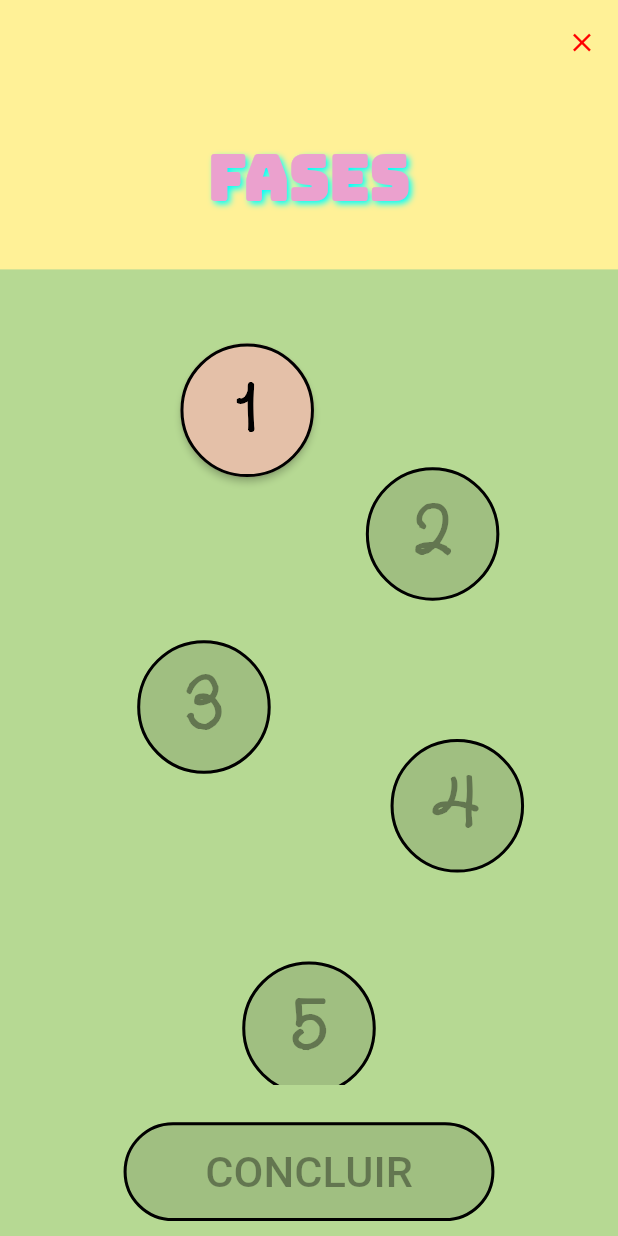
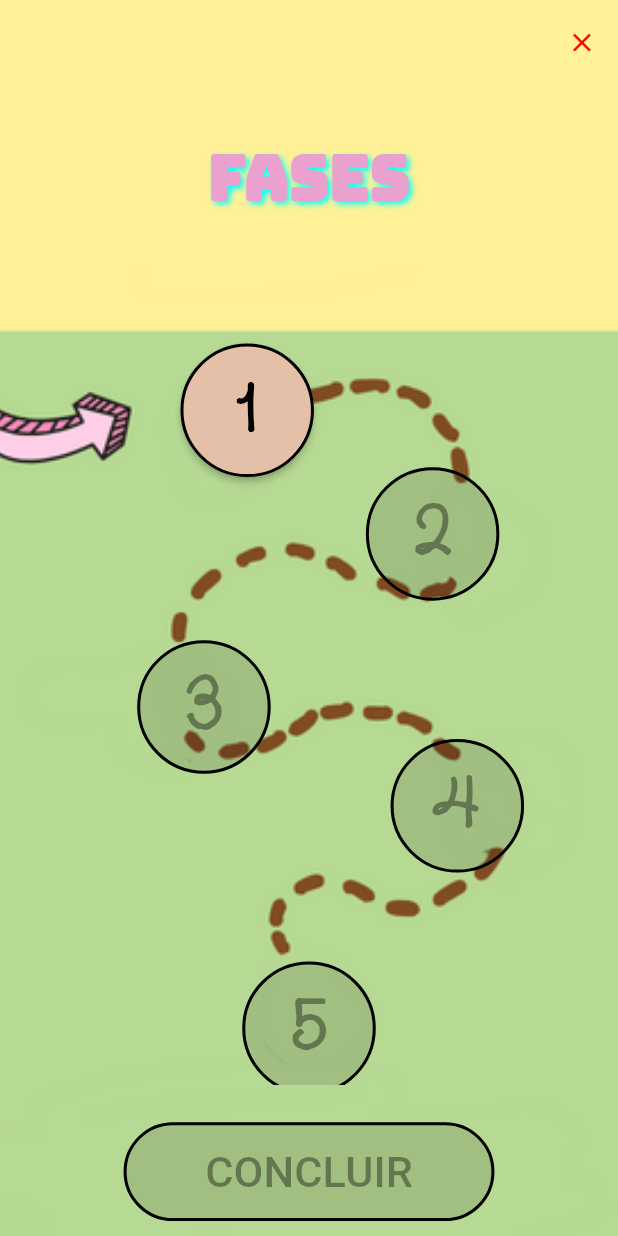
Before and after one commit to anegrizotti/math_color, a Flutter app: the LevelsScreen screen opened directly, on a phone screen of 412 x 824 dp. Run offline on Flutter 3.47's test engine with Material 2 defaults, Android fonts, the light colour scheme and no system bars; our stand-ins replace just_audio, sqflite; missing offline and left inert: floodfill_image, panara_dialogs; accounts and stored records are empty.

Commit message:
ajustado tela caminho

```diff
--- a/lib/pages/levels_screen.dart
+++ b/lib/pages/levels_screen.dart
@@ -58,9 +58,8 @@ class LevelsScreen extends StatelessWidget {
     }
 
     return Scaffold(
-      backgroundColor: Color(0xFFB6D993),
       appBar: AppBar(
-        backgroundColor: Color(0xFFFFF197),
+        backgroundColor: Color(0xFFFFF197), // Torna a AppBar transparente
         elevation: 0,
         automaticallyImplyLeading: false,
         actions: [
@@ -91,7 +90,14 @@ class LevelsScreen extends StatelessWidget {
           ),
         ],
       ),
-      body: Column(
+      body: Container(
+        decoration: BoxDecoration(
+          image: DecorationImage(
+            image: AssetImage('lib/assets/imagens/pagesImages/telaCaminho.png'),
+            fit: BoxFit.cover,
+          ),
+        ),
+      child: Column(
         children: [
           Container(
             height: screenHeight * 0.15,
@@ -188,6 +194,6 @@ class LevelsScreen extends StatelessWidget {
           ),
         ],
       ),
-    );
+    ));
   }
 }
--- a/pubspec.yaml
+++ b/pubspec.yaml
@@ -67,6 +67,7 @@ flutter:
     - lib/assets/imagens/pagesImages/divisao.png
     - lib/assets/imagens/pagesImages/tempo.png
     - lib/assets/imagens/pagesImages/dinheiro.png
+    - lib/assets/imagens/pagesImages/telaCaminho.png
     - lib/assets/imagens/colorImages/astronauta.png
     - lib/assets/imagens/colorImages/cachorro1.png
     - lib/assets/imagens/colorImages/cachorro2.png
```
Also changed, not shown: lib/assets/imagens/pagesImages/telaCaminho.png (added).
